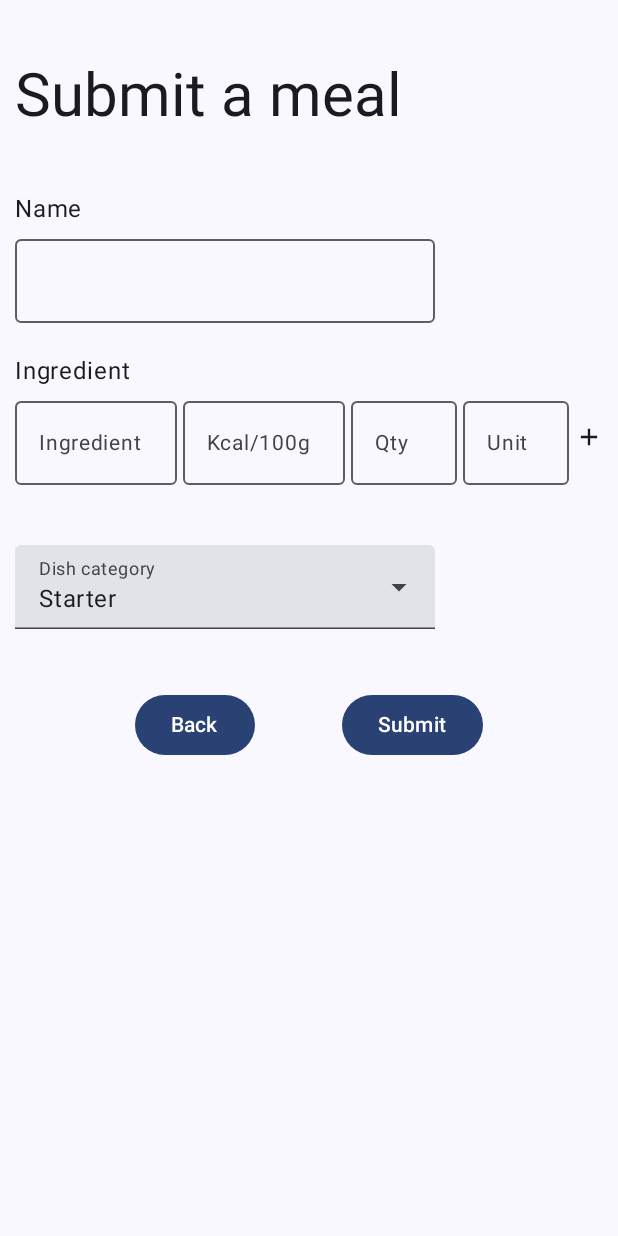
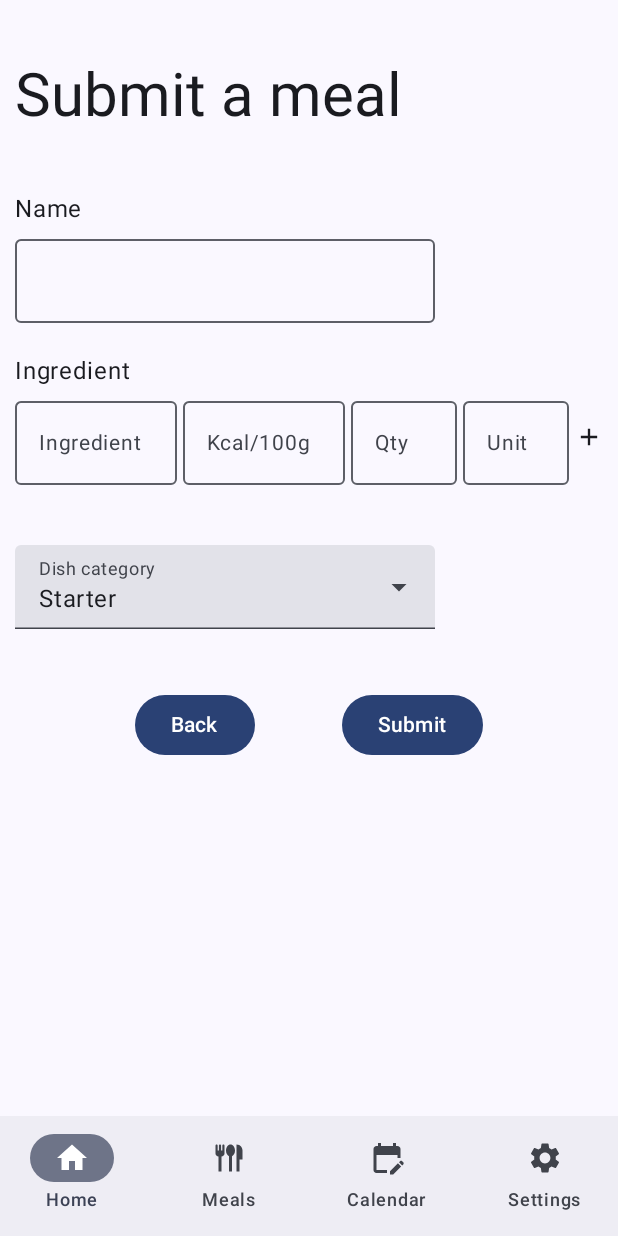
Before and after one commit to Ugzh/APPLI_KCALCUL_COMPOSE, an Android app built with Jetpack Compose: the create_meal screen opened through its navigation route, on a phone screen of 412 x 824 dp. Run offline under Robolectric (Android 15) with nearby library versions, the phone set to English and light mode, and no system bars; our stand-ins replace Dagger/Hilt's generated code.

Commit message:
Nav bottom bar

```diff
--- a/app/src/main/java/com/example/kcalcul_compose/ui/navigation/AppNavigation.kt
+++ b/app/src/main/java/com/example/kcalcul_compose/ui/navigation/AppNavigation.kt
@@ -1,11 +1,21 @@
 package com.example.kcalcul_compose.ui.navigation
 
+import androidx.compose.foundation.layout.padding
+import androidx.compose.material.icons.Icons
+import androidx.compose.material.icons.filled.EditCalendar
+import androidx.compose.material.icons.filled.Flatware
+import androidx.compose.material.icons.filled.Home
+import androidx.compose.material.icons.filled.Settings
+import androidx.compose.material3.Scaffold
 import androidx.compose.runtime.Composable
+import androidx.compose.runtime.getValue
 import androidx.navigation.NavHostController
 import androidx.compose.ui.Modifier
+import androidx.compose.ui.graphics.vector.ImageVector
 import androidx.hilt.navigation.compose.hiltViewModel
 import androidx.navigation.compose.NavHost
 import androidx.navigation.compose.composable
+import androidx.navigation.compose.currentBackStackEntryAsState
 import androidx.navigation.compose.rememberNavController
 import com.example.kcalcul_compose.ui.screens.splash.SplashScreen
 import com.example.kcalcul_compose.ui.screens.edit.EditAccountScreen
@@ -18,6 +28,7 @@ import com.example.kcalcul_compose.ui.screens.recipe.CreateRecipeViewModel
 import com.example.kcalcul_compose.ui.screens.register.RegisterScreen
 import com.example.kcalcul_compose.ui.screens.register.RegisterViewModel
 import com.example.kcalcul_compose.ui.screens.splash.SplashViewModel
+import com.example.kcalcul_compose.ui.shared_component.BottomBarSharedComponentContent
 
 
 sealed class Screen(val route: String) {
@@ -29,12 +40,61 @@ sealed class Screen(val route: String) {
     data object Splash : Screen("splash")
 }
 
+sealed class BottomBarScreen(
+    val route: String,
+    val title: String,
+    val icon: ImageVector,
+    val iconDesc : String
+) {
+    data object Home: BottomBarScreen(
+        route = Screen.Home.route,
+        title = "Home",
+        icon = Icons.Default.Home,
+        iconDesc = "Home page"
+    )
+    data object Meal: BottomBarScreen(
+        route = Screen.CreateMeal.route,
+        title = "Meals",
+        icon = Icons.Default.Flatware,
+        iconDesc = "Eat page"
+    )
+    data object Calendar: BottomBarScreen(
+        route = "Calendar",
+        title = "Calendar",
+        icon = Icons.Default.EditCalendar,
+        iconDesc = "Calendar page"
+    )
+    data object Settings: BottomBarScreen(
+        route = Screen.Edit.route,
+        title = "Settings",
+        icon = Icons.Default.Settings,
+        iconDesc = "Settings page"
+    )
+}
+
 @Composable
 fun AppNavHost() {
     val navController =  rememberNavController()
+
+    val navBackStackEntry by navController.currentBackStackEntryAsState()
+
+    val bottomBarRoutes = listOf(
+        BottomBarScreen.Home.route,
+        BottomBarScreen.Meal.route,
+        BottomBarScreen.Calendar.route,
+        BottomBarScreen.Settings.route
+    )
+    val showBottomBar =  navBackStackEntry?.destination?.route in bottomBarRoutes
+    Scaffold(
+        bottomBar ={
+            if(showBottomBar)
+                BottomBarSharedComponentContent(navController)
+        }
+    ) { innerPadding ->
         NavHost(
             navController = navController,
-        startDestination = Screen.Login.route
+            startDestination = Screen.Login.route,
+            modifier = Modifier.padding(innerPadding)
         ) {
             composable(Screen.Splash.route) {
                 val splashViewModel: SplashViewModel = hiltViewModel()
@@ -58,3 +118,4 @@ fun AppNavHost() {
             }
         }
     }
+}
--- a/app/src/main/java/com/example/kcalcul_compose/ui/screens/recipe/CreateRecipe.kt
+++ b/app/src/main/java/com/example/kcalcul_compose/ui/screens/recipe/CreateRecipe.kt
@@ -33,6 +33,7 @@ import androidx.compose.ui.tooling.preview.Preview
 import androidx.compose.ui.unit.dp
 import androidx.navigation.NavController
 import com.example.kcalcul_compose.R
+import com.example.kcalcul_compose.ui.shared_component.BottomBarSharedComponentContent
 import com.example.kcalcul_compose.ui.shared_component.ButtonSharedComponent
 import com.example.kcalcul_compose.ui.shared_component.EditTextSharedComponent
 import com.example.kcalcul_compose.ui.shared_component.IngredientEditsTextsContent
@@ -197,4 +198,5 @@ fun CreateRecipeScreen(navController: NavController, vm: CreateRecipeViewModel){
         },
         isLoading
     )
+
 }
--- /dev/null
+++ b/app/src/main/java/com/example/kcalcul_compose/ui/shared_component/BottomBarSharedComponent.kt
@@ -0,0 +1,65 @@
+package com.example.kcalcul_compose.ui.shared_component
+
+import android.annotation.SuppressLint
+import androidx.compose.foundation.layout.padding
+import androidx.compose.material.icons.Icons
+import androidx.compose.material3.Icon
+import androidx.compose.material3.NavigationBar
+import androidx.compose.material3.NavigationBarItem
+import androidx.compose.material3.Scaffold
+import androidx.compose.material3.Text
+import androidx.compose.runtime.Composable
+import androidx.compose.runtime.getValue
+import androidx.compose.runtime.mutableIntStateOf
+import androidx.compose.runtime.saveable.rememberSaveable
+import androidx.compose.runtime.setValue
+import androidx.compose.ui.Modifier
+import androidx.compose.ui.tooling.preview.Preview
+import androidx.navigation.NavController
+import androidx.navigation.NavHostController
+import com.example.kcalcul_compose.ui.navigation.BottomBarScreen
+import com.example.kcalcul_compose.ui.navigation.Screen
+
+@Preview(showBackground = true)
+@Composable
+fun BottomBarSharedComponentPreview(){
+    //BottomBarSharedComponentContent()
+}
+
+@Composable
+fun BottomBarSharedComponentContent(
+    navController: NavController
+){
+    var  selectedScreen by rememberSaveable {
+        mutableIntStateOf(0)
+    }
+
+    val screens = listOf(
+        BottomBarScreen.Home,
+        BottomBarScreen.Meal,
+        BottomBarScreen.Calendar,
+        BottomBarScreen.Settings
+    )
+
+    NavigationBar {
+        screens.forEachIndexed { i, screen ->
+            NavigationBarItem(
+                selected = selectedScreen == i ,
+                onClick = {
+                    selectedScreen = i
+                    navController.navigate(screen.route){
+                        launchSingleTop = true
+                        restoreState = true
+                    }
+                },
+                icon = {
+                    Icon(
+                        imageVector = screen.icon,
+                        contentDescription = screen.iconDesc
+                    )
+                },
+                label = { Text(text = screen.title)}
+            )
+        }
+    }
+}
```
Lines whose indentation alone changed are shown as unchanged.
